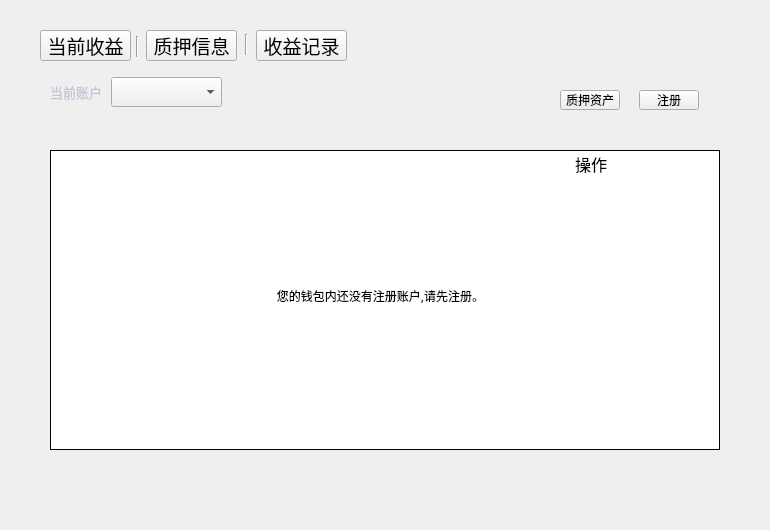
First picture: the form in miner/minerpage.ui, repository HcashOrg/hx-indicator, before the edit.
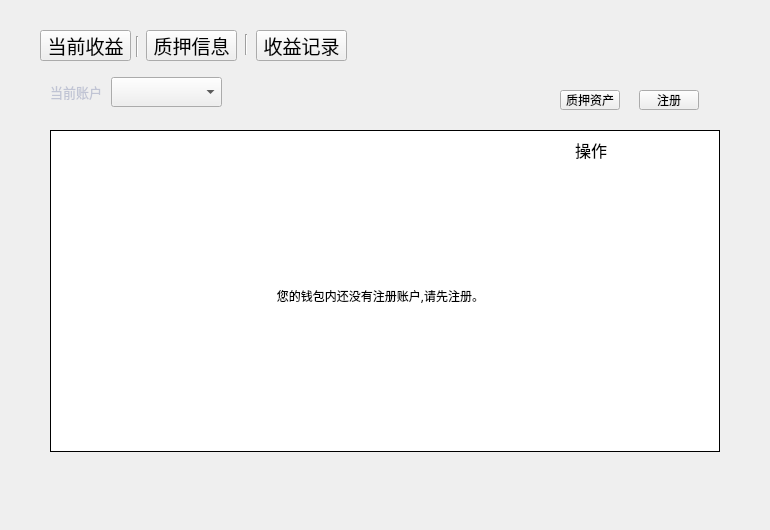
Second picture: the form after the edit. The open tabs and pages were chosen to show the change.

Commit message: table height

Diff of the .ui file:
```diff
--- a/miner/minerpage.ui
+++ b/miner/minerpage.ui
@@ -252,9 +252,9 @@
      <property name="geometry">
       <rect>
        <x>50</x>
-       <y>30</y>
+       <y>10</y>
        <width>670</width>
-       <height>300</height>
+       <height>322</height>
       </rect>
      </property>
      <property name="cursor" stdset="0">
@@ -373,9 +373,9 @@
      <property name="geometry">
       <rect>
        <x>575</x>
-       <y>33</y>
+       <y>10</y>
        <width>71</width>
-       <height>21</height>
+       <height>40</height>
       </rect>
      </property>
      <property name="font">
```
Left out of the diff: 10 changed lines with no effect on the pictures. The commit also changes 4 other files.
